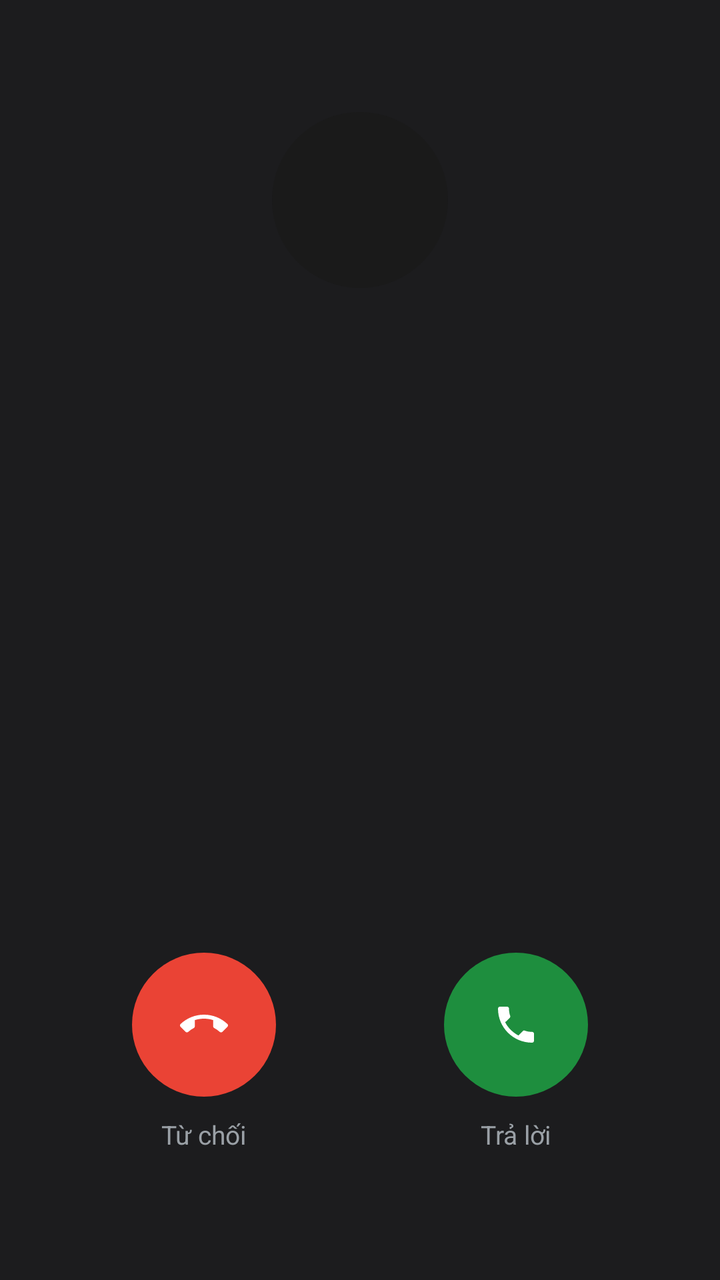
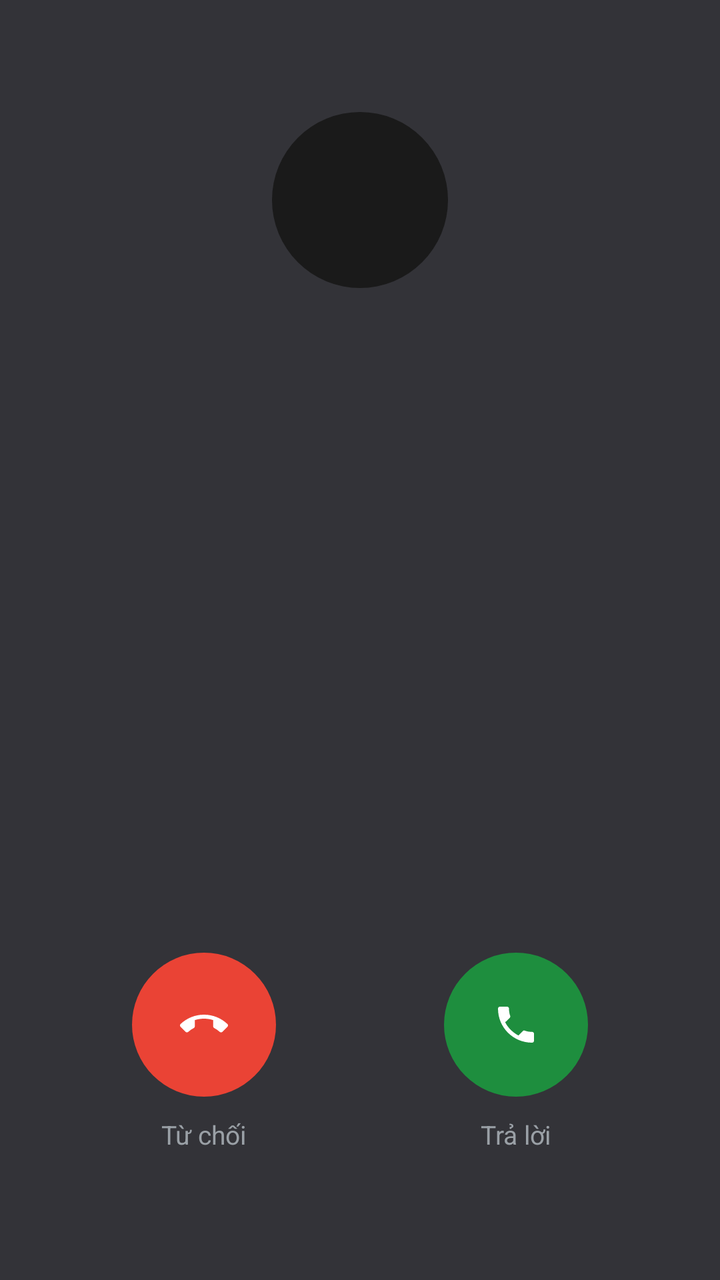

Screens rendered from an Android XML layout before and after an edit, with the pre-edit source and the edit as a unified diff.
<!-- AndroidManifest.xml: activity theme Theme.SimpleCall.InCall -->
<!-- res/layout/activity_in_call.xml -->
<?xml version="1.0" encoding="utf-8"?>
<androidx.constraintlayout.widget.ConstraintLayout
    xmlns:android="http://schemas.android.com/apk/res/android"
    xmlns:app="http://schemas.android.com/apk/res-auto"
    android:layout_width="match_parent"
    android:layout_height="match_parent"
    android:background="#1C1C1E">


    
    <View android:id="@+id/avatarView"
        android:layout_width="88dp" android:layout_height="88dp"
        android:layout_marginTop="56dp"
        android:background="@drawable/bg_avatar"
        app:layout_constraintTop_toTopOf="parent"
        app:layout_constraintStart_toStartOf="parent"
        app:layout_constraintEnd_toEndOf="parent"/>

    <ImageView android:id="@+id/ivContactPhoto"
        android:layout_width="88dp" android:layout_height="88dp"
        android:layout_marginTop="56dp"
        android:scaleType="centerCrop"
        android:background="@drawable/bg_avatar"
        android:clipToOutline="true"
        android:visibility="gone"
        android:contentDescription="@string/contact_photo"
        app:layout_constraintTop_toTopOf="parent"
        app:layout_constraintStart_toStartOf="parent"
        app:layout_constraintEnd_toEndOf="parent"/>

    <TextView android:id="@+id/tvAvatarLetter"
        android:layout_width="88dp" android:layout_height="88dp"
        android:layout_marginTop="56dp"
        android:gravity="center"
        android:textSize="36sp" android:textStyle="bold"
        android:fontFamily="sans-serif-medium"
        app:layout_constraintTop_toTopOf="parent"
        app:layout_constraintStart_toStartOf="parent"
        app:layout_constraintEnd_toEndOf="parent"/>

    <TextView android:id="@+id/tvCallerName"
        android:layout_width="0dp" android:layout_height="wrap_content"
        android:layout_marginTop="16dp"
        android:layout_marginStart="40dp" android:layout_marginEnd="40dp"
        android:gravity="center"
        android:textColor="@color/text_on_dark" android:textSize="28sp"
        android:fontFamily="sans-serif" android:singleLine="true"
        app:layout_constraintTop_toBottomOf="@id/avatarView"
        app:layout_constraintStart_toStartOf="parent"
        app:layout_constraintEnd_toEndOf="parent"/>

    
    <TextView android:id="@+id/tvCallerNumber"
        android:layout_width="0dp" android:layout_height="wrap_content"
        android:layout_marginTop="4dp"
        android:gravity="center"
        android:textColor="#9AA0A6" android:textSize="14sp"
        android:fontFamily="sans-serif"
        android:visibility="gone"
        app:layout_constraintTop_toBottomOf="@id/tvCallerName"
        app:layout_constraintStart_toStartOf="parent"
        app:layout_constraintEnd_toEndOf="parent"/>


    
    
    <LinearLayout android:id="@+id/llSimLine"
        android:layout_width="wrap_content" android:layout_height="26dp"
        android:layout_marginTop="6dp"
        android:orientation="horizontal"
        android:gravity="center_vertical"
        android:visibility="gone"
        app:layout_constraintTop_toBottomOf="@id/tvCallerNumber"
        app:layout_constraintStart_toStartOf="parent"
        app:layout_constraintEnd_toEndOf="parent">

        <FrameLayout
            android:layout_width="26dp" android:layout_height="26dp">

            <ImageView
                android:layout_width="26dp" android:layout_height="26dp"
                android:src="@drawable/ic_sim_card"
                android:tint="#9AA0A6" />

            <TextView android:id="@+id/tvSimBadge"
                android:layout_width="wrap_content" android:layout_height="wrap_content"
                android:layout_gravity="center"
                android:text="2"
                android:textSize="10sp"
                android:textStyle="bold"
                android:textColor="#FFFFFF"
                android:fontFamily="sans-serif-medium" />
        </FrameLayout>

        <TextView android:id="@+id/tvCarrier"
            android:layout_width="wrap_content" android:layout_height="wrap_content"
            android:layout_marginStart="6dp"
            android:textSize="12sp" android:textColor="#9AA0A6"
            android:fontFamily="sans-serif" />
    </LinearLayout>

    <LinearLayout android:id="@+id/llStatusLine"
        android:layout_width="wrap_content" android:layout_height="wrap_content"
        android:orientation="horizontal" android:gravity="center_vertical"
        android:layout_marginTop="6dp"
        app:layout_constraintTop_toBottomOf="@id/llSimLine"
        app:layout_constraintStart_toStartOf="parent"
        app:layout_constraintEnd_toEndOf="parent">

        <TextView android:id="@+id/tvHdBadge"
            android:layout_width="wrap_content" android:layout_height="18dp"
            android:paddingStart="4dp" android:paddingEnd="4dp"
            android:gravity="center" android:text="HD"
            android:textSize="10sp" android:textColor="#9AA0A6"
            android:background="@drawable/bg_sim_badge"
            android:layout_marginEnd="6dp"
            android:visibility="gone" />

        <TextView android:id="@+id/tvCallStatus"
            android:layout_width="wrap_content" android:layout_height="wrap_content"
            android:textColor="#9AA0A6" android:textSize="14sp"
            android:fontFamily="sans-serif" />
    </LinearLayout>

    
    <LinearLayout android:id="@+id/incomingControls"
        android:layout_width="0dp" android:layout_height="wrap_content"
        android:orientation="horizontal" android:gravity="center"
        android:layout_marginStart="24dp" android:layout_marginEnd="24dp"
        android:layout_marginBottom="64dp"
        app:layout_constraintBottom_toBottomOf="parent"
        app:layout_constraintStart_toStartOf="parent"
        app:layout_constraintEnd_toEndOf="parent">

        <LinearLayout android:layout_width="0dp" android:layout_height="wrap_content"
            android:layout_weight="1" android:orientation="vertical" android:gravity="center">
            <ImageButton android:id="@+id/btnDecline"
                android:layout_width="72dp" android:layout_height="72dp"
                android:background="@drawable/bg_decline_circle"
                android:src="@drawable/ic_call_end"
                android:contentDescription="@string/decline"/>
            <TextView android:layout_width="wrap_content" android:layout_height="wrap_content"
                android:text="Từ chối" android:textColor="#9AA0A6" android:textSize="13sp"
                android:layout_marginTop="10dp" android:fontFamily="sans-serif"/>
        </LinearLayout>

        <LinearLayout android:layout_width="0dp" android:layout_height="wrap_content"
            android:layout_weight="1" android:orientation="vertical" android:gravity="center">
            <ImageButton android:id="@+id/btnAnswer"
                android:layout_width="72dp" android:layout_height="72dp"
                android:background="@drawable/bg_call_circle"
                android:src="@drawable/ic_call"
                android:contentDescription="@string/answer"/>
            <TextView android:layout_width="wrap_content" android:layout_height="wrap_content"
                android:text="Trả lời" android:textColor="#9AA0A6" android:textSize="13sp"
                android:layout_marginTop="10dp" android:fontFamily="sans-serif"/>
        </LinearLayout>
    </LinearLayout>

    
    <LinearLayout android:id="@+id/activeControls"
        android:layout_width="0dp" android:layout_height="wrap_content"
        android:orientation="vertical" android:visibility="gone"
        android:layout_marginStart="16dp" android:layout_marginEnd="16dp"
        android:layout_marginBottom="40dp"
        app:layout_constraintBottom_toBottomOf="parent"
        app:layout_constraintStart_toStartOf="parent"
        app:layout_constraintEnd_toEndOf="parent">

        
        <LinearLayout android:layout_width="match_parent" android:layout_height="wrap_content"
            android:orientation="horizontal" android:gravity="center"
            android:layout_marginBottom="20dp">

            <LinearLayout android:layout_width="0dp" android:layout_height="wrap_content"
                android:layout_weight="1" android:orientation="vertical" android:gravity="center">
                <ImageButton android:id="@+id/btnRecord"
                    android:layout_width="56dp" android:layout_height="56dp"
                    android:background="@drawable/bg_action_circle"
                    android:src="@drawable/ic_record_dot"
                    android:contentDescription="@string/start_recording"/>
                <TextView android:id="@+id/tvRecordLabel"
                    android:layout_width="wrap_content" android:layout_height="wrap_content"
                    android:text="@string/start_recording" android:textColor="#9AA0A6" android:textSize="12sp"
                    android:layout_marginTop="6dp" android:fontFamily="sans-serif"/>
            </LinearLayout>

            <LinearLayout android:layout_width="0dp" android:layout_height="wrap_content"
                android:layout_weight="1" android:orientation="vertical" android:gravity="center">
                <ImageButton android:id="@+id/btnMute"
                    android:layout_width="56dp" android:layout_height="56dp"
                    android:background="@drawable/bg_action_circle"
                    android:src="@drawable/ic_mic_off"
                    android:contentDescription="Im lặng"/>
                <TextView android:id="@+id/tvMuteLabel"
                    android:layout_width="wrap_content" android:layout_height="wrap_content"
                    android:text="Im lặng" android:textColor="#9AA0A6" android:textSize="12sp"
                    android:layout_marginTop="6dp" android:fontFamily="sans-serif"/>
            </LinearLayout>

            <LinearLayout android:layout_width="0dp" android:layout_height="wrap_content"
                android:layout_weight="1" android:orientation="vertical" android:gravity="center">
                <ImageButton android:id="@+id/btnHold"
                    android:layout_width="56dp" android:layout_height="56dp"
                    android:background="@drawable/bg_action_circle"
                    android:src="@drawable/ic_call_hold"
                    android:contentDescription="@string/hold_call"/>
                <TextView android:id="@+id/tvHoldLabel"
                    android:layout_width="wrap_content" android:layout_height="wrap_content"
                    android:text="@string/hold_call" android:textColor="#9AA0A6" android:textSize="12sp"
                    android:layout_marginTop="6dp" android:fontFamily="sans-serif"/>
            </LinearLayout>
        </LinearLayout>

        
        <LinearLayout android:layout_width="match_parent" android:layout_height="wrap_content"
            android:orientation="horizontal" android:gravity="center"
            android:layout_marginBottom="24dp">

            <LinearLayout android:layout_width="0dp" android:layout_height="wrap_content"
                android:layout_weight="1" android:orientation="vertical" android:gravity="center">
                <ImageButton android:id="@+id/btnClarity"
                    android:layout_width="56dp" android:layout_height="56dp"
                    android:background="@drawable/bg_action_circle"
                    android:src="@drawable/ic_call_clarity"
                    android:contentDescription="@string/call_clarity"/>
                <TextView android:id="@+id/tvClarityLabel"
                    android:layout_width="wrap_content" android:layout_height="wrap_content"
                    android:text="@string/call_clarity" android:textColor="#9AA0A6" android:textSize="12sp"
                    android:layout_marginTop="6dp" android:fontFamily="sans-serif"/>
            </LinearLayout>

            <LinearLayout android:layout_width="0dp" android:layout_height="wrap_content"
                android:layout_weight="1" android:orientation="vertical" android:gravity="center">
                <ImageButton android:id="@+id/btnAddCall"
                    android:layout_width="56dp" android:layout_height="56dp"
                    android:background="@drawable/bg_action_circle"
                    android:src="@drawable/ic_add"
                    android:contentDescription="@string/add_call"/>
                <TextView android:layout_width="wrap_content" android:layout_height="wrap_content"
                    android:text="@string/add_call" android:textColor="#9AA0A6" android:textSize="12sp"
                    android:layout_marginTop="6dp" android:fontFamily="sans-serif"/>
            </LinearLayout>

            <LinearLayout android:layout_width="0dp" android:layout_height="wrap_content"
                android:layout_weight="1" android:orientation="vertical" android:gravity="center">
                <ImageButton android:id="@+id/btnMore"
                    android:layout_width="56dp" android:layout_height="56dp"
                    android:background="@drawable/bg_action_circle"
                    android:src="@drawable/ic_expand_more"
                    android:contentDescription="@string/more_options"/>
                <TextView android:layout_width="wrap_content" android:layout_height="wrap_content"
                    android:text="@string/more_options" android:textColor="#9AA0A6" android:textSize="12sp"
                    android:layout_marginTop="6dp" android:fontFamily="sans-serif"/>
            </LinearLayout>
        </LinearLayout>

        
        <GridLayout android:id="@+id/dtmfPanel"
            android:layout_width="match_parent" android:layout_height="wrap_content"
            android:columnCount="3" android:rowCount="4"
            android:visibility="gone"
            android:layout_marginBottom="16dp">

            <androidx.appcompat.widget.AppCompatButton style="@style/KeyBtn" android:text="1" android:tag="1" android:textColor="@color/text_on_dark"/>
            <androidx.appcompat.widget.AppCompatButton style="@style/KeyBtn" android:text="2" android:tag="2" android:textColor="@color/text_on_dark"/>
            <androidx.appcompat.widget.AppCompatButton style="@style/KeyBtn" android:text="3" android:tag="3" android:textColor="@color/text_on_dark"/>
            <androidx.appcompat.widget.AppCompatButton style="@style/KeyBtn" android:text="4" android:tag="4" android:textColor="@color/text_on_dark"/>
            <androidx.appcompat.widget.AppCompatButton style="@style/KeyBtn" android:text="5" android:tag="5" android:textColor="@color/text_on_dark"/>
            <androidx.appcompat.widget.AppCompatButton style="@style/KeyBtn" android:text="6" android:tag="6" android:textColor="@color/text_on_dark"/>
            <androidx.appcompat.widget.AppCompatButton style="@style/KeyBtn" android:text="7" android:tag="7" android:textColor="@color/text_on_dark"/>
            <androidx.appcompat.widget.AppCompatButton style="@style/KeyBtn" android:text="8" android:tag="8" android:textColor="@color/text_on_dark"/>
            <androidx.appcompat.widget.AppCompatButton style="@style/KeyBtn" android:text="9" android:tag="9" android:textColor="@color/text_on_dark"/>
            <androidx.appcompat.widget.AppCompatButton style="@style/KeyBtn" android:text="*" android:tag="*" android:textColor="@color/text_on_dark"/>
            <androidx.appcompat.widget.AppCompatButton style="@style/KeyBtn" android:text="0" android:tag="0" android:textColor="@color/text_on_dark"/>
            <androidx.appcompat.widget.AppCompatButton style="@style/KeyBtn" android:text="#" android:tag="#" android:textColor="@color/text_on_dark"/>
        </GridLayout>

        
        <LinearLayout android:layout_width="match_parent" android:layout_height="wrap_content"
            android:orientation="horizontal" android:gravity="center">

            <LinearLayout android:layout_width="0dp" android:layout_height="wrap_content"
                android:layout_weight="1" android:orientation="vertical" android:gravity="center">
                <ImageButton android:id="@+id/btnSpeaker"
                    android:layout_width="56dp" android:layout_height="56dp"
                    android:background="@drawable/bg_action_circle"
                    android:src="@drawable/ic_volume_up"
                    android:contentDescription="@string/speaker"/>
                <TextView android:id="@+id/tvSpeakerLabel"
                    android:layout_width="wrap_content" android:layout_height="wrap_content"
                    android:text="Loa ngoài" android:textColor="#9AA0A6" android:textSize="12sp"
                    android:layout_marginTop="6dp" android:fontFamily="sans-serif"
                    android:visibility="gone"/>
            </LinearLayout>

            <LinearLayout android:layout_width="0dp" android:layout_height="wrap_content"
                android:layout_weight="1" android:orientation="vertical" android:gravity="center">
                <ImageButton android:id="@+id/btnEndCall"
                    android:layout_width="72dp" android:layout_height="72dp"
                    android:background="@drawable/bg_decline_circle"
                    android:src="@drawable/ic_call_end"
                    android:contentDescription="@string/end_call"/>
                <TextView android:layout_width="wrap_content" android:layout_height="wrap_content"
                    android:text="Kết thúc" android:textColor="#9AA0A6" android:textSize="13sp"
                    android:layout_marginTop="10dp" android:fontFamily="sans-serif"
                    android:visibility="gone"/>
            </LinearLayout>

            <LinearLayout android:layout_width="0dp" android:layout_height="wrap_content"
                android:layout_weight="1" android:orientation="vertical" android:gravity="center">
                <ImageButton android:id="@+id/btnDtmf"
                    android:layout_width="56dp" android:layout_height="56dp"
                    android:background="@drawable/bg_action_circle"
                    android:src="@drawable/ic_dialpad"
                    android:contentDescription="Bàn phím"/>
                <TextView android:layout_width="wrap_content" android:layout_height="wrap_content"
                    android:text="Bàn phím" android:textColor="#9AA0A6" android:textSize="12sp"
                    android:layout_marginTop="6dp" android:fontFamily="sans-serif"
                    android:visibility="gone"/>
            </LinearLayout>
        </LinearLayout>
    </LinearLayout>

</androidx.constraintlayout.widget.ConstraintLayout>
<!-- resources referenced by this layout -->
<resources>
  <color name="text_on_dark">#E8EAED</color>
  <!-- drawable bg_action_circle (drawable) -->
  <?xml version="1.0" encoding="utf-8"?>
  <ripple xmlns:android="http://schemas.android.com/apk/res/android"
      android:color="#44FFFFFF">
      <item>
          <shape android:shape="oval">
              <solid android:color="@color/btn_action_bg" />
          </shape>
      </item>
  </ripple>
  <!-- drawable bg_avatar (drawable) -->
  <?xml version="1.0" encoding="utf-8"?>
  <shape xmlns:android="http://schemas.android.com/apk/res/android"
      android:shape="oval">
      <solid android:color="@color/avatar_bg" />
  </shape>
  <!-- drawable bg_call_circle (drawable) -->
  <?xml version="1.0" encoding="utf-8"?>
  <ripple xmlns:android="http://schemas.android.com/apk/res/android"
      android:color="#331E8E3E">
      <item>
          <shape android:shape="oval">
              <solid android:color="@color/btn_call" />
          </shape>
      </item>
  </ripple>
  <!-- drawable bg_decline_circle (drawable) -->
  <?xml version="1.0" encoding="utf-8"?>
  <ripple xmlns:android="http://schemas.android.com/apk/res/android"
      android:color="#33EA4335">
      <item>
          <shape android:shape="oval">
              <solid android:color="@color/btn_decline" />
          </shape>
      </item>
  </ripple>
  <!-- drawable bg_sim_badge (drawable) -->
  <?xml version="1.0" encoding="utf-8"?>
  <shape xmlns:android="http://schemas.android.com/apk/res/android"
      android:shape="rectangle">
      <stroke android:width="1.2dp" android:color="@color/call_log_muted" />
      <corners android:radius="2dp" />
      <solid android:color="@android:color/transparent" />
  </shape>
  <!-- drawable ic_record_dot (drawable) -->
  <?xml version="1.0" encoding="utf-8"?>
  <vector xmlns:android="http://schemas.android.com/apk/res/android"
      android:width="24dp" android:height="24dp"
      android:viewportWidth="24" android:viewportHeight="24">
      
      <path android:fillColor="#00000000"
          android:strokeColor="#FF9AA0A6"
          android:strokeWidth="1.5"
          android:pathData="M12,2 A10,10 0 1,0 12,22 A10,10 0 1,0 12,2 Z"/>
      
      <path android:fillColor="#FFEA4335"
          android:pathData="M12,7 A5,5 0 1,0 12,17 A5,5 0 1,0 12,7 Z"/>
  </vector>
  <!-- drawable ic_sim_card (drawable) -->
  <?xml version="1.0" encoding="utf-8"?>
  <vector xmlns:android="http://schemas.android.com/apk/res/android"
      android:width="24dp" android:height="24dp"
      android:viewportWidth="24" android:viewportHeight="24">
      <path android:fillColor="#FFFFFF"
          android:pathData="M17,2H7C5.9,2 5,2.9 5,4v16c0,1.1 0.9,2 2,2h10c1.1,0 2,-0.9 2,-2V6l-4,-4zM17,20H7V4h9v3h3v13z"/>
  </vector>
  <string name="add_call">Thêm cuộc gọi</string>
  <string name="answer">Trả lời</string>
  <string name="call_clarity">Gọi rõ ràng</string>
  <string name="contact_photo">Ảnh liên hệ</string>
  <string name="decline">Từ chối</string>
  <string name="end_call">Kết thúc</string>
  <string name="hold_call">Giữ</string>
  <string name="more_options">Thêm</string>
  <string name="speaker">Loa ngoài</string>
  <string name="start_recording">Bắt đầu ghi âm</string>
  <color name="btn_action_bg">#1E1E1E</color>
  <color name="avatar_bg">#1A1A1A</color>
  <color name="btn_call">#1E8E3E</color>
  <color name="btn_decline">#EA4335</color>
  <color name="call_log_muted">#6E7176</color>
  <color name="text_secondary">#9AA0A6</color>
  <color name="text_primary">#E8EAED</color>
  <!-- drawable bg_key (drawable) -->
  <?xml version="1.0" encoding="utf-8"?>
  <ripple xmlns:android="http://schemas.android.com/apk/res/android"
      android:color="@color/key_ripple">
      <item>
          <shape android:shape="oval">
              <solid android:color="@android:color/transparent" />
          </shape>
      </item>
  </ripple>
  <color name="incall_bg">#000000</color>
  <color name="key_ripple">#22FFFFFF</color>
  <!-- unchanged entries left out for length: 11 -->
</resources>

<!-- the commit's change to res/layout/activity_in_call.xml (unified diff, before → after) -->
@@ -4,7 +4,7 @@
     xmlns:app="http://schemas.android.com/apk/res-auto"
     android:layout_width="match_parent"
     android:layout_height="match_parent"
-    android:background="#1C1C1E">
+    android:background="#333338">
 
 
     
@@ -52,7 +52,7 @@
     
     <TextView android:id="@+id/tvCallerNumber"
         android:layout_width="0dp" android:layout_height="wrap_content"
-        android:layout_marginTop="4dp"
+        android:layout_marginTop="0dp"
         android:gravity="center"
         android:textColor="#9AA0A6" android:textSize="14sp"
         android:fontFamily="sans-serif"
@@ -63,47 +63,11 @@
 
 
     
-    
-    <LinearLayout android:id="@+id/llSimLine"
-        android:layout_width="wrap_content" android:layout_height="26dp"
-        android:layout_marginTop="6dp"
-        android:orientation="horizontal"
-        android:gravity="center_vertical"
-        android:visibility="gone"
-        app:layout_constraintTop_toBottomOf="@id/tvCallerNumber"
-        app:layout_constraintStart_toStartOf="parent"
-        app:layout_constraintEnd_toEndOf="parent">
-
-        <FrameLayout
-            android:layout_width="26dp" android:layout_height="26dp">
-
-            <ImageView
-                android:layout_width="26dp" android:layout_height="26dp"
-                android:src="@drawable/ic_sim_card"
-                android:tint="#9AA0A6" />
-
-            <TextView android:id="@+id/tvSimBadge"
-                android:layout_width="wrap_content" android:layout_height="wrap_content"
-                android:layout_gravity="center"
-                android:text="2"
-                android:textSize="10sp"
-                android:textStyle="bold"
-                android:textColor="#FFFFFF"
-                android:fontFamily="sans-serif-medium" />
-        </FrameLayout>
-
-        <TextView android:id="@+id/tvCarrier"
-            android:layout_width="wrap_content" android:layout_height="wrap_content"
-            android:layout_marginStart="6dp"
-            android:textSize="12sp" android:textColor="#9AA0A6"
-            android:fontFamily="sans-serif" />
-    </LinearLayout>
-
     <LinearLayout android:id="@+id/llStatusLine"
         android:layout_width="wrap_content" android:layout_height="wrap_content"
         android:orientation="horizontal" android:gravity="center_vertical"
         android:layout_marginTop="6dp"
-        app:layout_constraintTop_toBottomOf="@id/llSimLine"
+        app:layout_constraintTop_toBottomOf="@id/tvCallerNumber"
         app:layout_constraintStart_toStartOf="parent"
         app:layout_constraintEnd_toEndOf="parent">
 
<!-- resource entries referenced after the edit -->
@@ -50,22 +50,8 @@
   <vector xmlns:android="http://schemas.android.com/apk/res/android"
       android:width="24dp" android:height="24dp"
       android:viewportWidth="24" android:viewportHeight="24">
-      
-      <path android:fillColor="#00000000"
-          android:strokeColor="#FF9AA0A6"
-          android:strokeWidth="1.5"
-          android:pathData="M12,2 A10,10 0 1,0 12,22 A10,10 0 1,0 12,2 Z"/>
-      
       <path android:fillColor="#FFEA4335"
-          android:pathData="M12,7 A5,5 0 1,0 12,17 A5,5 0 1,0 12,7 Z"/>
-  </vector>
-  <!-- drawable ic_sim_card (drawable) -->
-  <?xml version="1.0" encoding="utf-8"?>
-  <vector xmlns:android="http://schemas.android.com/apk/res/android"
-      android:width="24dp" android:height="24dp"
-      android:viewportWidth="24" android:viewportHeight="24">
-      <path android:fillColor="#FFFFFF"
-          android:pathData="M17,2H7C5.9,2 5,2.9 5,4v16c0,1.1 0.9,2 2,2h10c1.1,0 2,-0.9 2,-2V6l-4,-4zM17,20H7V4h9v3h3v13z"/>
+          android:pathData="M12,3 A9,9 0 1,0 12,21 A9,9 0 1,0 12,3 Z"/>
   </vector>
   <string name="add_call">Thêm cuộc gọi</string>
   <string name="answer">Trả lời</string>
